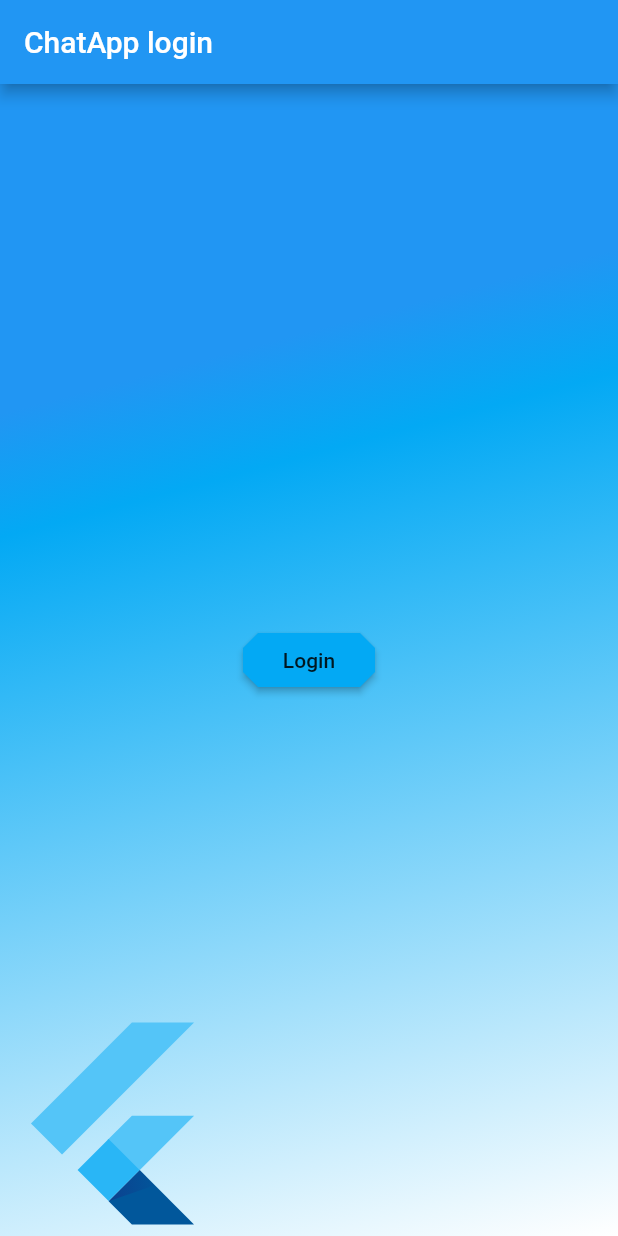
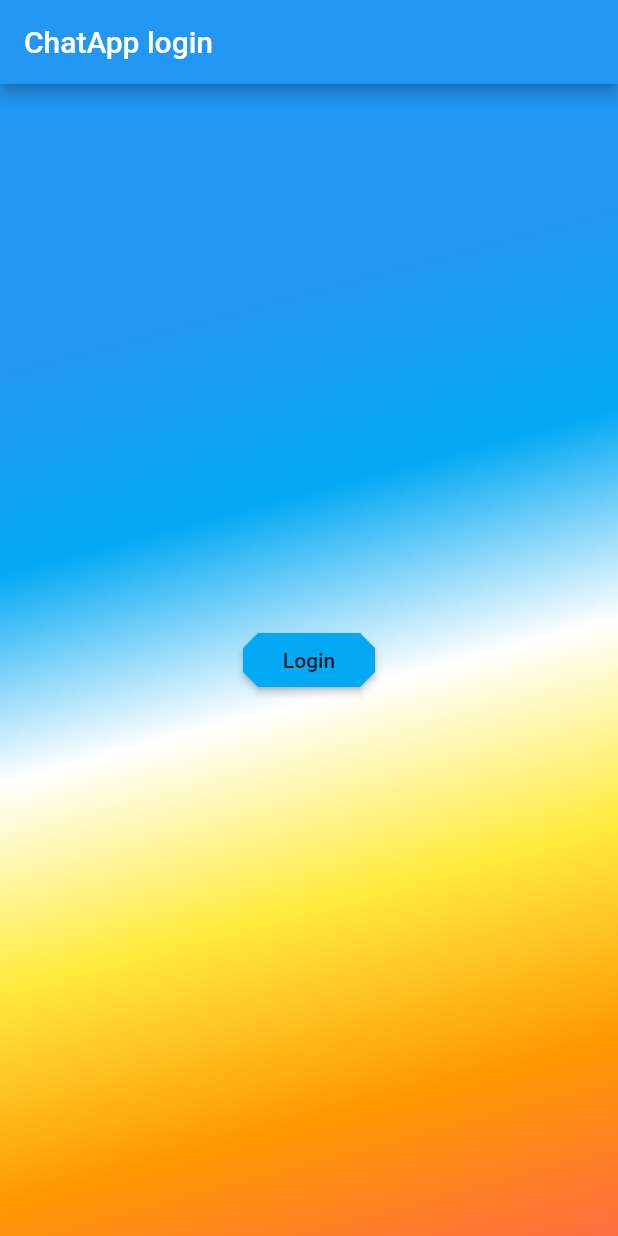
Before and after one commit to jackfrost13/chatapp, a Flutter app: the screen it shows after launch, on a phone screen of 412 x 824 dp. Run offline on Flutter 3.47's test engine with Material 2 defaults, Android fonts, the phone set to English and light mode, and no system bars; our stand-ins replace cloud_firestore, firebase_auth, firebase_storage, google_sign_in, image_picker; accounts and stored records are empty.

Commit message:
updates background

```diff
--- a/lib/loginScreen.dart
+++ b/lib/loginScreen.dart
@@ -28,19 +28,16 @@ class LoginScreenState extends State<LoginScreen> {
                 Colors.blue,
                 Colors.lightBlue,
                 Colors.white,
+                Colors.yellow,
+                Colors.orange,
+                Colors.deepOrangeAccent
               ],
-              begin: Alignment.topCenter,
-              end: Alignment.bottomRight,
-              stops: [0.2, 0.3, 1.0]),
+            begin: Alignment.topCenter,
+            end: Alignment.bottomRight,
+              stops: [0.166, 0.33,0.50,0.667,0.84, 1.0],),
         ),
         child: Stack(
           children: <Widget>[
-            Align(
-              alignment: Alignment(-1.0, 1.0),
-              child: FlutterLogo(
-                size: 150.0,
-              ),
-            ),
             login(),
           ],
         ),
```
Also changed, not shown: lib/ChatScreen.dart (+4 -3 lines).
